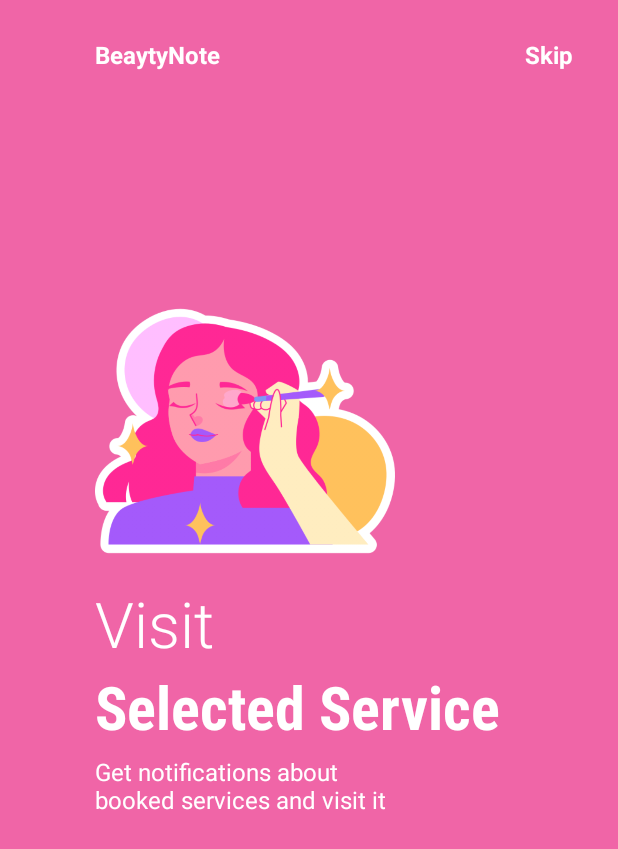
After one commit to mariiasirenko2/BN, an Android app: the layout fragment_on_boarding2.xml on its own in the app's theme, with its tools: preview values and no code run, on a phone screen of 412 x 824 dp. The commit adds this screen. Shown: the top 849 px of the screen. Run offline under Robolectric (Android 15) with nearby library versions, the phone set to English and light mode, and no system bars.

Commit message:
BNUI-4: Make onboarding pages (#3)

```diff
--- a/app/build.gradle
+++ b/app/build.gradle
@@ -42,4 +42,5 @@ dependencies {
     androidTestImplementation 'androidx.test.ext:junit:1.1.5'
     androidTestImplementation 'androidx.test.espresso:espresso-core:3.5.1'
     implementation 'com.airbnb.android:lottie:6.0.0'
+    implementation 'com.cuberto:liquid-swipe:1.0.0'
 }
--- /dev/null
+++ b/app/src/main/res/layout/fragment_on_boarding2.xml
@@ -0,0 +1,101 @@
+<?xml version="1.0" encoding="utf-8"?>
+<androidx.constraintlayout.widget.ConstraintLayout xmlns:android="http://schemas.android.com/apk/res/android"
+    xmlns:app="http://schemas.android.com/apk/res-auto"
+    android:layout_width="match_parent"
+    android:layout_height="match_parent"
+    android:background="@color/pink">
+
+    <ImageView
+        android:id="@+id/image_onboarding"
+        android:layout_width="200dp"
+        android:layout_height="200dp"
+        android:src="@drawable/girl_onboarding2"
+        app:layout_constraintBottom_toBottomOf="parent"
+        app:layout_constraintEnd_toEndOf="parent"
+        app:layout_constraintHorizontal_bias=".3"
+        app:layout_constraintStart_toStartOf="parent"
+        app:layout_constraintTop_toTopOf="parent"
+        app:layout_constraintVertical_bias=".3" />
+
+    <TextView
+        android:id="@+id/textView"
+        android:layout_width="wrap_content"
+        android:layout_height="wrap_content"
+        android:layout_marginTop="25dp"
+        android:text="@string/app_name_full"
+        android:textColor="@color/white"
+        android:textSize="16sp"
+        android:textStyle="bold"
+        app:layout_constraintBottom_toTopOf="@+id/image_onboarding"
+        app:layout_constraintEnd_toEndOf="parent"
+        app:layout_constraintHorizontal_bias="0"
+        app:layout_constraintStart_toStartOf="@+id/image_onboarding"
+        app:layout_constraintTop_toTopOf="parent"
+        app:layout_constraintVertical_bias="0" />
+
+    <TextView
+        android:id="@+id/textView2"
+        android:layout_width="wrap_content"
+        android:layout_height="wrap_content"
+        android:layout_marginRight="30dp"
+        android:text="@string/skip"
+        android:textColor="@color/white"
+        android:textSize="16sp"
+        android:textStyle="bold"
+        app:layout_constraintBottom_toBottomOf="@+id/textView"
+        app:layout_constraintEnd_toEndOf="parent"
+        app:layout_constraintHorizontal_bias="1"
+        app:layout_constraintStart_toEndOf="@+id/textView"
+        app:layout_constraintTop_toTopOf="@+id/textView" />
+
+    <TextView
+        android:id="@+id/textView3"
+        android:layout_width="wrap_content"
+        android:layout_height="wrap_content"
+        android:layout_marginRight="30dp"
+        android:fontFamily="sans-serif-light"
+        android:text="@string/visit"
+        android:textColor="@color/white"
+        android:textSize="42sp"
+        app:layout_constraintBottom_toBottomOf="parent"
+        app:layout_constraintEnd_toEndOf="parent"
+        app:layout_constraintHorizontal_bias="0"
+        app:layout_constraintStart_toStartOf="@+id/image_onboarding"
+        app:layout_constraintTop_toBottomOf="@+id/image_onboarding"
+        app:layout_constraintVertical_bias="0" />
+
+    <TextView
+        android:id="@+id/textView4"
+        android:layout_width="wrap_content"
+        android:layout_height="wrap_content"
+        android:fontFamily="sans-serif-condensed"
+        android:text="@string/select_service"
+        android:textColor="@color/white"
+        android:textSize="40sp"
+        android:textStyle="bold"
+        app:layout_constraintBottom_toBottomOf="parent"
+        app:layout_constraintEnd_toEndOf="parent"
+        app:layout_constraintHorizontal_bias="0"
+        app:layout_constraintStart_toStartOf="@+id/textView3"
+        app:layout_constraintTop_toBottomOf="@+id/textView3"
+        app:layout_constraintVertical_bias="0" />
+
+    <TextView
+        android:id="@+id/textView5"
+        android:layout_width="0dp"
+        android:layout_height="0dp"
+        android:layout_marginTop="5dp"
+        android:text="@string/onboarding2_text"
+        android:textColor="@color/white"
+        android:textSize="16sp"
+        app:layout_constraintBottom_toBottomOf="parent"
+        app:layout_constraintEnd_toEndOf="parent"
+        app:layout_constraintHeight_percent=".1"
+        app:layout_constraintHorizontal_bias="0.0"
+        app:layout_constraintStart_toStartOf="@+id/textView4"
+        app:layout_constraintTop_toBottomOf="@+id/textView4"
+        app:layout_constraintVertical_bias="0"
+        app:layout_constraintWidth_percent=".5" />
+
+
+</androidx.constraintlayout.widget.ConstraintLayout>
--- a/app/src/main/res/values-night/themes.xml
+++ b/app/src/main/res/values-night/themes.xml
@@ -4,11 +4,11 @@
         <!-- Primary brand color. -->
         <item name="colorPrimary">@color/purple</item>
         <item name="colorPrimaryVariant">@color/pink</item>
-        <item name="colorOnPrimary">@color/white</item>
+        <item name="colorOnPrimary">@color/black</item>
         <!-- Secondary brand color. -->
         <item name="colorSecondary">@color/yellow</item>
         <item name="colorSecondaryVariant">@color/gold_yellow</item>
-        <item name="colorOnSecondary">@color/black</item>
+        <item name="colorOnSecondary">@color/white</item>
         <!-- Status bar color. -->
         <item name="android:statusBarColor">@color/purple</item>
         <!-- Customize your theme here. -->
--- a/app/src/main/res/values/strings.xml
+++ b/app/src/main/res/values/strings.xml
@@ -1,3 +1,16 @@
 <resources>
     <string name="app_name">BN</string>
+    <string name="app_name_full">BeaytyNote</string>
+    <string name="skip">Skip</string>
+    <string name="book">Book</string>
+    <string name="any_service">Any Service</string>
+    <string name="onboarding1_text">You can find any service here and make booking in a minute</string>
+    <string name="visit">Visit</string>
+    <string name="select_service">Selected Service</string>
+    <string name="onboarding2_text">Get notifications about booked services and visit it</string>
+    <string name="pay">Pay</string>
+    <string name="inside_app">Inside app</string>
+    <string name="onboarding3_text">Pay for visited service fast and easy inside BeautyNote</string>
+    <!-- TODO: Remove or change this placeholder text -->
+    <string name="hello_blank_fragment">Hello blank fragment</string>
 </resources>
```
Also changed, not shown: app/src/main/java/com/example/bn/OnBoarding1Fragment.kt (added, +18 -0 lines), app/src/main/java/com/example/bn/OnBoarding2Fragment.kt (added, +17 -0 lines), app/src/main/java/com/example/bn/OnBoarding3Fragment.kt (added, +18 -0 lines), app/src/main/java/com/example/bn/SplashActivity.kt (+36 -1 lines), app/src/main/res/layout/activity_splash.xml (+10 -1 lines), app/src/main/res/layout/fragment_on_boarding1.xml (added, +98 -0 lines), app/src/main/res/layout/fragment_on_boarding3.xml (added, +101 -0 lines), settings.gradle (+15 -0 lines), app/src/main/res/drawable/bg_small.png (added), app/src/main/res/drawable/girl_onboarding1.png (added), app/src/main/res/drawable/girl_onboarding2.png (added), app/src/main/res/drawable/pay_onboarding3.png (added), build.gradle (line endings or trailing spaces), 1 other file.
